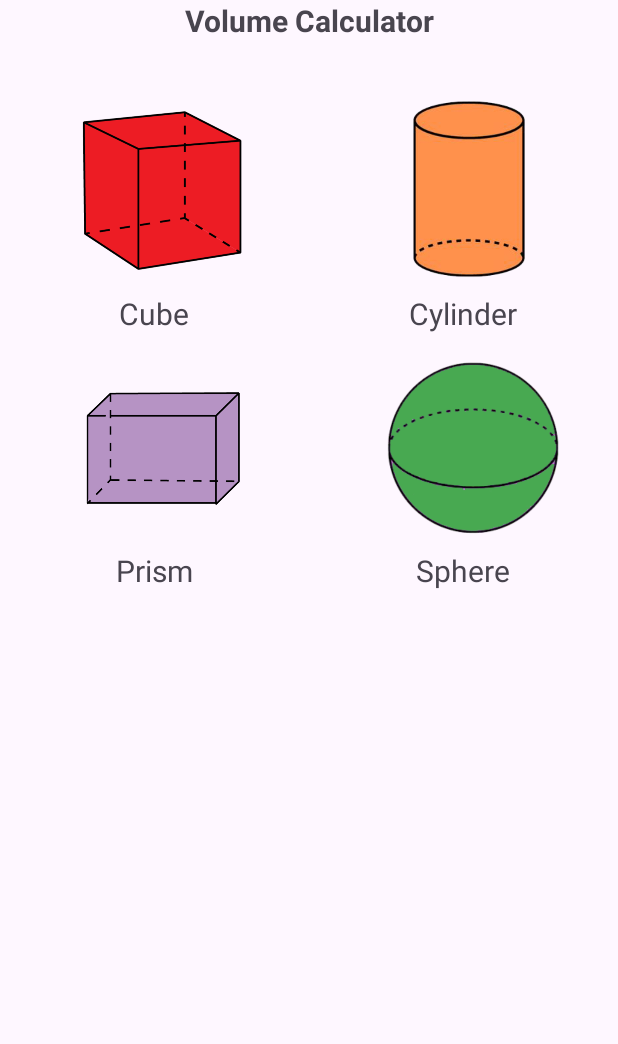
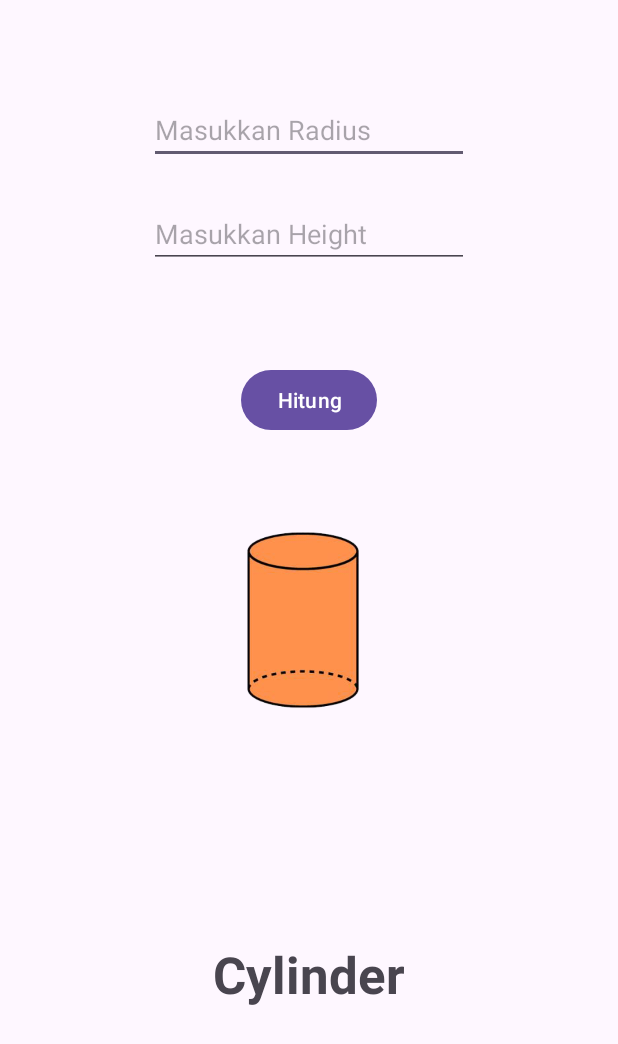
Before and after one commit to RafiHul/VolumeCalculator-GridView-, an Android app: the screen it shows after launch (MainActivity before the commit, CalculateActivity after it), after a tap on "Cylinder", on a phone screen of 412 x 824 dp. Shown: the top 1044 px of the screen. Run offline under Robolectric (Android 15) with nearby library versions, the phone set to English and light mode, and no system bars.

Commit message:
core volume calculation

```diff
--- a/app/src/main/AndroidManifest.xml
+++ b/app/src/main/AndroidManifest.xml
@@ -13,6 +13,9 @@
         android:theme="@style/Theme.VolumeCalculatorGridView"
         tools:targetApi="31">
         <activity
+            android:name=".CalculateActivity"
+            android:exported="false" />
+        <activity
             android:name=".MainActivity"
             android:exported="true">
             <intent-filter>
--- /dev/null
+++ b/app/src/main/java/com/myproject/volumecalculatorgridview/CalculateActivity.kt
@@ -0,0 +1,74 @@
+package com.myproject.volumecalculatorgridview
+
+import android.os.Bundle
+import android.view.View
+import android.widget.Button
+import android.widget.EditText
+import android.widget.ImageView
+import android.widget.TextView
+import android.widget.Toast
+import androidx.activity.enableEdgeToEdge
+import androidx.appcompat.app.AppCompatActivity
+import androidx.core.view.ViewCompat
+import androidx.core.view.WindowInsetsCompat
+import androidx.core.view.isGone
+
+class CalculateActivity : AppCompatActivity() {
+
+    private lateinit var editTextInputCalculate:EditText
+    private lateinit var editTextInputCalculate2:EditText
+    private lateinit var textViewHasil:TextView
+    private lateinit var imageViewGambar:ImageView
+    private lateinit var buttonHitung:Button
+    private lateinit var jenis:String
+
+    private fun calculate(a:Int,b:Int = 0,jen:String?){
+        when (jen){
+            "Cube" -> textViewHasil.text = "${a.toDouble() * a * a}"
+            "Cylinder" -> textViewHasil.text = "${Math.PI * a * a * b}"
+            "Prism" -> textViewHasil.text = "${a * b}"
+            "Sphere" -> textViewHasil.text = "${(4.0/3.0) * Math.PI * a * a *a }"
+        }
+    }
+
+    override fun onCreate(savedInstanceState: Bundle?) {
+        super.onCreate(savedInstanceState)
+        enableEdgeToEdge()
+        setContentView(R.layout.activity_calculate)
+        val gambar = intent.getIntExtra("Gambarnya",0)
+        val jenis = intent.getStringExtra("Jenis")
+
+        editTextInputCalculate = findViewById(R.id.editTextInputCalculate)
+        editTextInputCalculate2 = findViewById(R.id.editTextInputCalculate2)
+        textViewHasil = findViewById(R.id.textViewHasil)
+        imageViewGambar = findViewById(R.id.imageViewGambar)
+        buttonHitung = findViewById(R.id.buttonHitung)
+
+        textViewHasil.text = jenis
+        imageViewGambar.setImageResource(gambar)
+
+        if (jenis == "Cube"){
+            editTextInputCalculate.hint = "Masukkan Radius"
+            editTextInputCalculate2.visibility = View.GONE
+        } else if (jenis == "Cylinder"){
+            editTextInputCalculate.hint = "Masukkan Radius"
+            editTextInputCalculate2.hint = "Masukkan Height"
+        }else if (jenis == "Prism"){
+            editTextInputCalculate.hint = "Masukkan BaseArea"
+            editTextInputCalculate2.hint = "Masukkan Height"
+        }else if (jenis == "Sphere"){
+            editTextInputCalculate.hint = "Masukkan Radius"
+            editTextInputCalculate2.visibility = View.GONE
+        }
+
+        buttonHitung.setOnClickListener{
+            val num = editTextInputCalculate.text.toString()
+            val num2 = editTextInputCalculate2.text.toString()
+            if (num.isNotEmpty()){
+                calculate(num.toInt(),num2.toInt(), jenis)
+            } else {
+                Toast.makeText(this, "Tidak Boleh Kosong", Toast.LENGTH_SHORT).show()
+            }
+        }
+    }
+}
--- a/app/src/main/res/layout/calculate_activity.xml
+++ b/app/src/main/res/layout/activity_calculate.xml
@@ -12,7 +12,7 @@
         android:layout_marginTop="64dp"
         android:ems="10"
         android:hint="Masukkan Volume"
-        android:inputType="text"
+        android:inputType="numberSigned"
         app:layout_constraintEnd_toEndOf="parent"
         app:layout_constraintStart_toStartOf="parent"
         app:layout_constraintTop_toTopOf="parent" />
@@ -27,15 +27,37 @@
         app:layout_constraintBottom_toBottomOf="parent"
         app:layout_constraintEnd_toEndOf="parent"
         app:layout_constraintStart_toStartOf="parent"
-        app:layout_constraintTop_toBottomOf="@+id/editTextInputCalculate" />
+        app:layout_constraintTop_toBottomOf="@+id/imageViewGambar" />
 
     <ImageView
         android:id="@+id/imageViewGambar"
         android:layout_width="120dp"
         android:layout_height="120dp"
-        app:layout_constraintBottom_toTopOf="@+id/textViewHasil"
+        android:layout_marginTop="64dp"
         app:layout_constraintEnd_toEndOf="parent"
         app:layout_constraintStart_toStartOf="parent"
-        app:layout_constraintTop_toBottomOf="@+id/editTextInputCalculate"
+        app:layout_constraintTop_toBottomOf="@+id/buttonHitung"
         tools:srcCompat="@tools:sample/avatars" />
+
+    <Button
+        android:id="@+id/buttonHitung"
+        android:layout_width="wrap_content"
+        android:layout_height="wrap_content"
+        android:layout_marginTop="64dp"
+        android:text="Hitung"
+        app:layout_constraintEnd_toEndOf="parent"
+        app:layout_constraintStart_toStartOf="parent"
+        app:layout_constraintTop_toBottomOf="@+id/editTextInputCalculate2" />
+
+    <EditText
+        android:id="@+id/editTextInputCalculate2"
+        android:layout_width="wrap_content"
+        android:layout_height="wrap_content"
+        android:layout_marginTop="24dp"
+        android:ems="10"
+        android:hint="Masukkan Ntah"
+        android:inputType="numberSigned"
+        app:layout_constraintEnd_toEndOf="parent"
+        app:layout_constraintStart_toStartOf="parent"
+        app:layout_constraintTop_toBottomOf="@+id/editTextInputCalculate" />
 </androidx.constraintlayout.widget.ConstraintLayout>
```
